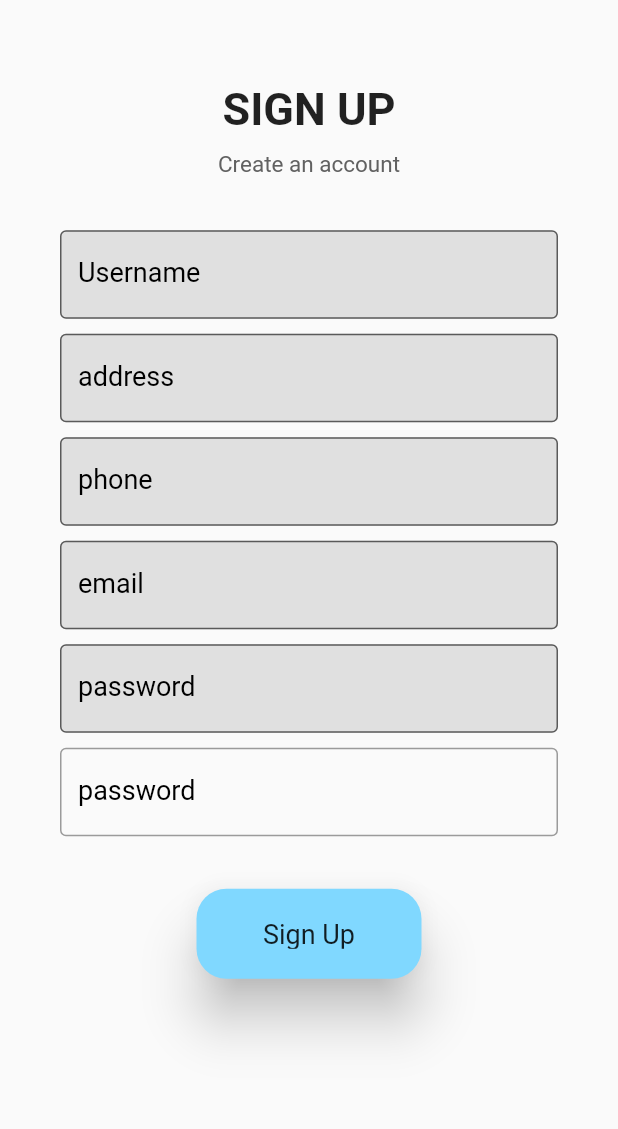
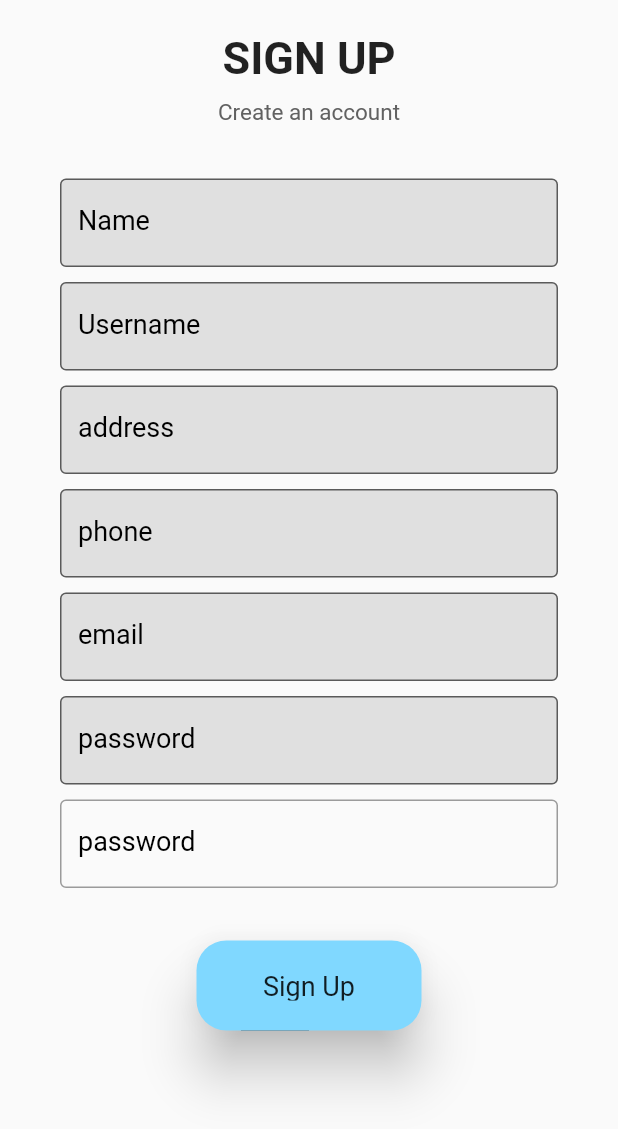
Before and after one commit to Advait-47/osiris2, a Flutter app: the SignUp screen opened by its route, on a phone screen of 412 x 824 dp. Shown: the top 1129 px of the screen. Run offline on Flutter 3.47's test engine with Material 2 defaults, Android fonts, the light colour scheme and no system bars; our stand-ins replace charts_flutter, cloud_firestore, curved_navigation_bar, firebase_auth, firebase_core; accounts and stored records are empty.

Commit message:
name field in signup added

```diff
--- a/lib/models/user.dart
+++ b/lib/models/user.dart
@@ -17,6 +17,7 @@ class UserDetails {
     required this.email,
     required this.address,
     required this.phone,
+    required this.name,
   });
 
   Map<String, dynamic> toMap() {
@@ -26,6 +27,7 @@ class UserDetails {
       'email': email,
       'address': address,
       'phone': phone,
+      'name': name,
     };
   }
 }
--- a/lib/screens/login pages/signup.dart
+++ b/lib/screens/login pages/signup.dart
@@ -57,6 +57,27 @@ class _SignUpState extends State<SignUp> {
                   key: _formKey,
                   child: Column(
                     children: [
+                      TextFormField(
+                        validator: (val) =>
+                            val!.isEmpty && val.split(' ').length == 2
+                                ? 'Enter Full name'
+                                : null,
+                        onChanged: (val) {
+                          setState(() => newUser.name = val);
+                        },
+                        decoration: InputDecoration(
+                            hintText: "Name",
+                            labelText: "Name",
+                            labelStyle: TextStyle(
+                              fontSize: 18,
+                              color: Colors.black,
+                            ),
+                            border: OutlineInputBorder(),
+                            fillColor: Colors.grey[300],
+                            filled: true),
+                        obscureText: false,
+                      ),
+                      SizedBox(height: 10),
                       TextFormField(
                         validator: (val) =>
                             val!.isEmpty ? 'Enter Username' : null,
--- a/lib/screens/main tabs/profile_pages/profile.dart
+++ b/lib/screens/main tabs/profile_pages/profile.dart
@@ -72,7 +72,6 @@ class _ProfilePageState extends State<ProfilePage> {
           child: Container(
             height: MediaQuery.of(context).size.height * 0.807,
             color: const Color(0xffEDF2F4),
-
             child: (userFinal != null)
                 ? Builder(builder: (context) {
                     return Column(
@@ -83,7 +82,6 @@ class _ProfilePageState extends State<ProfilePage> {
                           margin: const EdgeInsets.symmetric(
                             vertical: 40,
                             horizontal: 20,
-
                           ),
                           decoration: BoxDecoration(
                               color: Colors.green[200],
```
Also changed, not shown: lib/services/database.dart (+15 -21 lines).
